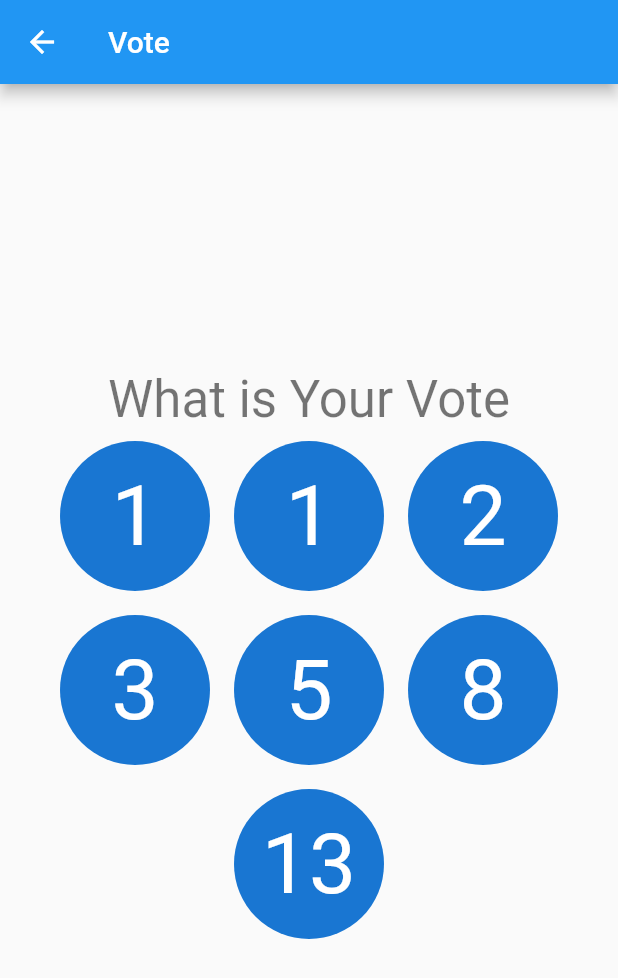
After one commit to itsjason/pointy, a Flutter app: the VoteScreen screen opened directly, on a phone screen of 412 x 824 dp. The commit adds this screen. Shown: the top 978 px of the screen. Run offline on Flutter 3.47's test engine with Material 2 defaults, Android fonts, the phone set to English and light mode, and no system bars; our stand-ins replace cloud_firestore, cloud_functions, firebase_auth; missing offline and left inert: build; accounts and stored records are empty; network calls fail.

Commit message:
Add voting screen

```diff
--- /dev/null
+++ b/pointy_flutter/lib/vote-screen.dart
@@ -0,0 +1,50 @@
+import 'package:flutter/material.dart';
+
+class VoteScreen extends StatefulWidget {
+  VoteScreen({Key key}) : super(key: key);
+
+  _VoteScreenState createState() => _VoteScreenState();
+}
+
+class _VoteScreenState extends State<VoteScreen> {
+  static const VotingOptions = [1, 1, 2, 3, 5, 8, 13];
+
+  @override
+  Widget build(BuildContext context) {
+    return Scaffold(
+      appBar: AppBar(
+        title: Text('Vote'),
+      ),
+      body: Column(
+        crossAxisAlignment: CrossAxisAlignment.center,
+        mainAxisAlignment: MainAxisAlignment.center,
+        children: <Widget>[
+          Center(
+              child: Text("What is Your Vote",
+                  style: Theme.of(context).textTheme.display1)),
+          Wrap(
+            alignment: WrapAlignment.center,
+            children: VotingOptions.map((o) => InkWell(
+                  onTap: () {
+                    Navigator.of(context).pop(o);
+                  },
+                  child: Padding(
+                    padding: const EdgeInsets.all(8.0),
+                    child: CircleAvatar(
+                      radius: 50,
+                      child: Text(
+                        o.toString(),
+                        style: Theme.of(context)
+                            .textTheme
+                            .display3
+                            .copyWith(color: Colors.white),
+                      ),
+                    ),
+                  ),
+                )).toList(),
+          ),
+        ],
+      ),
+    );
+  }
+}
```
Also changed, not shown: pointy_flutter/lib/room-screen.dart (+19 -2 lines).
